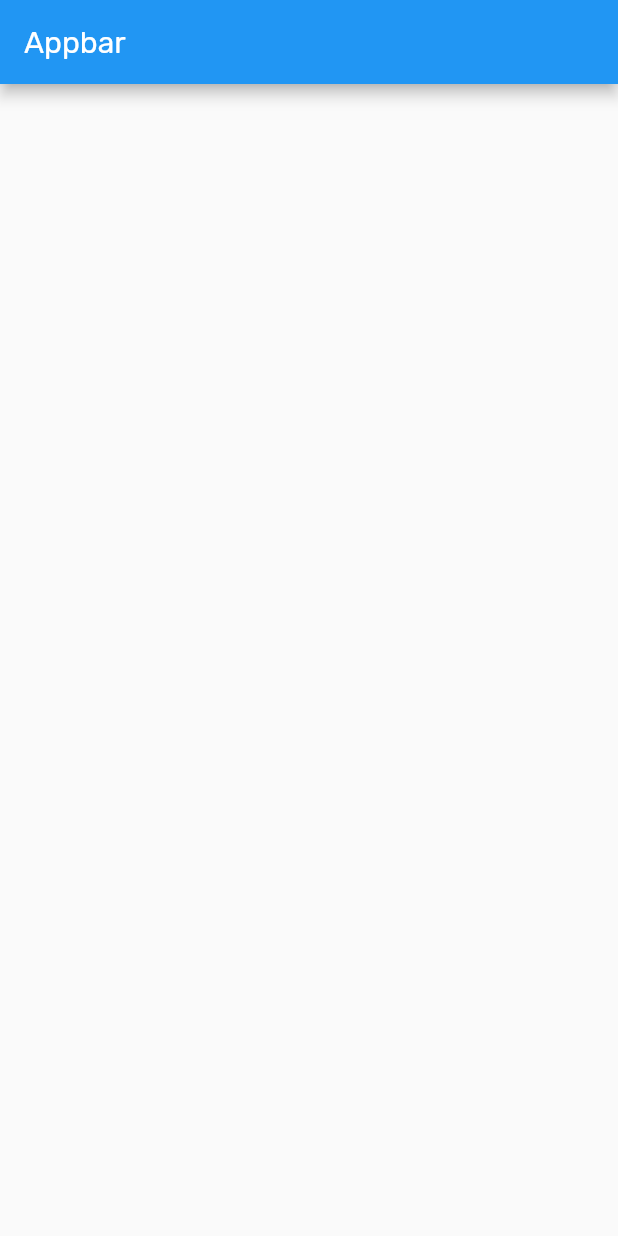
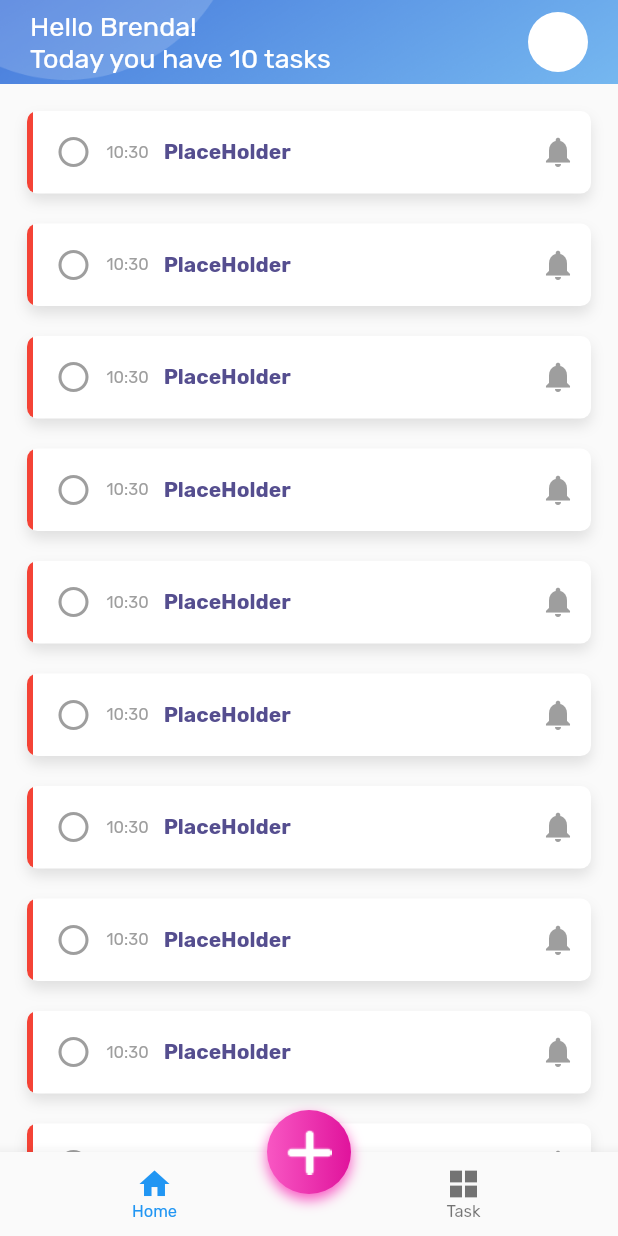
Before and after one commit to alpjamal/todo_app, a Flutter app: the screen it shows after launch, after a tap on "Get Started", on a phone screen of 412 x 824 dp. Run offline on Flutter 3.47's test engine with Material 2 defaults, Android fonts, the phone set to English and light mode, and no system bars; our stand-ins replace equatable, flutter_bloc, shared_preferences.

Commit message:
Added HomeScreen and more

```diff
--- /dev/null
+++ b/lib/data/models/task.dart
@@ -0,0 +1,39 @@
+import 'package:equatable/equatable.dart';
+import 'package:flutter/material.dart';
+
+enum TaskCategory { personal, work, meeting, shopping, party, study }
+
+class Task extends Equatable {
+  final String id;
+  final String title;
+  final TimeOfDay time;
+  final TaskCategory category;
+  final bool isCompleted;
+
+  Task({
+    required this.id,
+    required this.title,
+    required this.time,
+    required this.category,
+    this.isCompleted = false,
+  });
+
+  @override
+  List<Object?> get props => [id, title, time, category, isCompleted];
+
+  Task copyWith(
+    String? id,
+    String? title,
+    TimeOfDay? time,
+    TaskCategory? category,
+    bool? isCompleted,
+  ) {
+    return Task(
+      id: id ?? this.id,
+      title: title ?? this.title,
+      time: time ?? this.time,
+      category: category ?? this.category,
+      isCompleted: isCompleted ?? this.isCompleted,
+    );
+  }
+}
--- /dev/null
+++ b/lib/data/navbar/navbar_cubit.dart
@@ -0,0 +1,19 @@
+import 'package:flutter_bloc/flutter_bloc.dart';
+
+part 'navbar_state.dart';
+
+class NavbarCubit extends Cubit<NavbarState> {
+  NavbarCubit() : super(NavbarInitial());
+
+  int _currIndex = 0;
+
+  bool get isHome => _currIndex == 0;
+
+  int get currIndex => _currIndex;
+
+  changeIndex(int value) {
+    print('--------------------$value--------------------');
+    _currIndex = value;
+    emit(NavbarChanged());
+  }
+}
--- /dev/null
+++ b/lib/data/navbar/navbar_state.dart
@@ -0,0 +1,7 @@
+part of 'navbar_cubit.dart';
+
+abstract class NavbarState {}
+
+class NavbarInitial extends NavbarState {}
+
+class NavbarChanged extends NavbarState {}
--- /dev/null
+++ b/lib/data/tasks/tasks_cubit.dart
@@ -0,0 +1,32 @@
+// ignore_for_file: prefer_final_fields
+
+import 'package:flutter/material.dart';
+import 'package:flutter_bloc/flutter_bloc.dart';
+import 'package:equatable/equatable.dart';
+
+import '../models/task.dart';
+
+part 'tasks_state.dart';
+
+class TasksCubit extends Cubit<TasksState> {
+  TasksCubit() : super(TasksLoading());
+
+  List<Task> _tasks = [
+    ...List.generate(
+      10,
+      (index) => Task(
+        id: DateTime.now().toString(),
+        title: 'PlaceHolder',
+        time: TimeOfDay.now(),
+        category: TaskCategory.shopping,
+      ),
+    ),
+  ];
+
+  int get tasksLength => _tasks.length;
+
+  loadTasks() async {
+    await Future.delayed(Duration(seconds: 1));
+    emit(TasksLoaded(_tasks));
+  }
+}
--- /dev/null
+++ b/lib/data/tasks/tasks_state.dart
@@ -0,0 +1,16 @@
+part of 'tasks_cubit.dart';
+
+abstract class TasksState extends Equatable {}
+
+class TasksLoading extends TasksState {
+  @override
+  List<Object?> get props => [];
+}
+
+class TasksLoaded extends TasksState {
+  final List<Task> tasks;
+  TasksLoaded(this.tasks);
+
+  @override
+  List<Object?> get props => [tasks];
+}
--- a/lib/main.dart
+++ b/lib/main.dart
@@ -1,13 +1,18 @@
 import 'package:flutter/material.dart';
 import 'package:flutter_bloc/flutter_bloc.dart';
 import 'package:shared_preferences/shared_preferences.dart';
-import 'package:todo_app/data/cubit/prefs_cubit.dart';
-import 'package:todo_app/utils/constants.dart';
+import 'package:todo_app/data/tasks/tasks_cubit.dart';
+
+import '/data/navbar/navbar_cubit.dart';
+import '/data/prefs/prefs_cubit.dart';
+import '/utils/constants.dart';
 
 part 'screens/onboarding_screen.dart';
 part 'screens/home_screen.dart';
 part 'utils/theme.dart';
 part 'widgets/gradient_btn.dart';
+part 'widgets/floating_btn.dart';
+part 'widgets/task_card.dart';
 
 void main() async {
   WidgetsFlutterBinding.ensureInitialized();
@@ -18,6 +23,8 @@ void main() async {
     MultiBlocProvider(
       providers: [
         BlocProvider(create: (_) => PrefsCubit()),
+        BlocProvider(create: (_) => NavbarCubit()),
+        BlocProvider(create: (_) => TasksCubit()..loadTasks()),
       ],
       child: MyApp(isInitial),
     ),
--- a/lib/screens/home_screen.dart
+++ b/lib/screens/home_screen.dart
@@ -5,11 +5,84 @@ class HomeScreen extends StatelessWidget {
 
   @override
   Widget build(BuildContext context) {
+    var navBar = BlocProvider.of<NavbarCubit>(context, listen: true);
     return Scaffold(
-      appBar: AppBar(
-        title: Text('Appbar'),
+      appBar: _appBar(context),
+      body: navBar.isHome
+          ? BlocBuilder<TasksCubit, TasksState>(
+              builder: (ctx, state) {
+                if (state is TasksLoaded) {
+                  return state.tasks.isEmpty
+                      ? Container(
+                          padding: EdgeInsets.fromLTRB(0, 200, 0, 240),
+                          alignment: Alignment.center,
+                          child: Column(
+                            mainAxisAlignment: MainAxisAlignment.spaceBetween,
+                            children: [
+                              Image.asset(TodoImage.empty, cacheHeight: 200),
+                              Text('No tasks', style: TodoStyle.entry),
+                            ],
+                          ),
+                        )
+                      : ListView.builder(
+                          padding: const EdgeInsets.fromLTRB(18, 18, 18, 0),
+                          itemCount: state.tasks.length,
+                          itemBuilder: (ctx, index) {
+                            var task = state.tasks[index];
+                            return TaskCard(title: task.title, time: task.time);
+                          },
+                        );
+                }
+                return Center(child: CircularProgressIndicator());
+              },
+            )
+          : Center(child: Text('Task')),
+      bottomNavigationBar: BottomNavigationBar(
+        currentIndex: navBar.currIndex,
+        selectedLabelStyle: TodoStyle.label,
+        unselectedLabelStyle: TodoStyle.label,
+        onTap: (value) => navBar.changeIndex(value),
+        items: [
+          BottomNavigationBarItem(icon: Icon(Icons.home), label: 'Home'),
+          BottomNavigationBarItem(icon: Icon(Icons.window_sharp), label: 'Task'),
+        ],
       ),
-      body: Container(),
+      floatingActionButtonLocation: FloatingActionButtonLocation.centerDocked,
+      floatingActionButton: GradientFloatingBtn(
+        onPressed: () {},
+      ),
+    );
+  }
+
+  _appBar(ctx) {
+    int tasksLength = BlocProvider.of<TasksCubit>(ctx).tasksLength;
+    return AppBar(
+      backgroundColor: Colors.transparent,
+      elevation: 0,
+      titleSpacing: 0,
+      flexibleSpace: Image.asset(TodoImage.appBar, fit: BoxFit.cover),
+      // toolbarHeight: 240,
+      leadingWidth: 0,
+      title: Padding(
+        padding: EdgeInsets.all(20.0),
+        child: Column(
+          children: [
+            Row(
+              mainAxisAlignment: MainAxisAlignment.spaceBetween,
+              children: [
+                Text('Hello Brenda!\nToday you have $tasksLength tasks', style: TodoStyle.appBar),
+                Container(
+                  padding: EdgeInsets.all(20),
+                  decoration: BoxDecoration(
+                    shape: BoxShape.circle,
+                    color: Colors.white,
+                  ),
+                )
+              ],
+            )
+          ],
+        ),
+      ),
     );
   }
 }
--- a/lib/screens/onboarding_screen.dart
+++ b/lib/screens/onboarding_screen.dart
@@ -13,7 +13,7 @@ class OnboardingScreen extends StatelessWidget {
           crossAxisAlignment: CrossAxisAlignment.center,
           children: [
             SizedBox(width: double.infinity),
-            Image.asset(TodoImage.onboarding, cacheHeight: 220),
+            Image.asset(TodoImage.onboarding, cacheHeight: 200),
             const Text('Reminders made simple', style: TodoStyle.entry),
             Padding(
               padding: const EdgeInsets.symmetric(horizontal: 70),
--- a/lib/utils/constants.dart
+++ b/lib/utils/constants.dart
@@ -16,12 +16,25 @@ class TodoColor {
   static const Color study = Color(0xFF3044F2);
   static const Color shopping = Color(0xFFF29130);
   static const Color party = Color(0xFF09ACCE);
+  static const Color fltLight = Color(0xFFF857C3);
+  static const Color fltDark = Color(0xFFE0139C);
 }
 
 class TodoStyle {
   static const TextStyle entry = TextStyle(fontSize: 22, color: TodoColor.purple, fontWeight: FontWeight.w600);
   static const TextStyle btn = TextStyle(fontSize: 15);
+  static const TextStyle label = TextStyle(fontSize: 11);
+  static const TextStyle appBar = TextStyle(fontSize: 18);
+  static const TextStyle taskCard = TextStyle(fontSize: 14, color: TodoColor.purple, fontWeight: FontWeight.bold);
+  static const TextStyle cardTime = TextStyle(fontSize: 11, color: Colors.grey);
 }
+
 class TodoImage {
   static const String onboarding = 'assets/images/onboarding.png';
+  static const String empty = 'assets/images/no_tasks.png';
+  static const String appBar = 'assets/images/Frame.png';
 }
+
+class TodoIcon {
+  static const String add = 'assets/icons/add.png';
+}
--- /dev/null
+++ b/lib/widgets/floating_btn.dart
@@ -0,0 +1,26 @@
+part of '/main.dart';
+
+class GradientFloatingBtn extends StatelessWidget {
+  const GradientFloatingBtn({required this.onPressed, this.icon, super.key});
+  final Function() onPressed;
+  final Icon? icon;
+
+  @override
+  Widget build(BuildContext context) {
+    return DecoratedBox(
+      decoration: BoxDecoration(
+        gradient: LinearGradient(colors: [TodoColor.fltLight, TodoColor.fltDark]),
+        shape: BoxShape.circle,
+        boxShadow: [
+          BoxShadow(color: TodoColor.fltLight, blurRadius: 7, offset: Offset(0, 4)),
+        ],
+      ),
+      child: FloatingActionButton(
+        backgroundColor: Colors.transparent,
+        elevation: 0,
+        onPressed: onPressed,
+        child: icon ?? Image.asset(TodoIcon.add, cacheHeight: 30),
+      ),
+    );
+  }
+}
--- /dev/null
+++ b/lib/widgets/task_card.dart
@@ -0,0 +1,44 @@
+part of '/main.dart';
+
+class TaskCard extends StatelessWidget {
+  const TaskCard({super.key, required this.title, required this.time});
+  final String title;
+  final TimeOfDay time;
+
+  @override
+  Widget build(BuildContext context) {
+    return Column(
+      children: [
+        Container(
+          height: 55,
+          width: double.infinity,
+          decoration: BoxDecoration(
+            color: Colors.white,
+            borderRadius: BorderRadius.circular(7),
+            boxShadow: [
+              BoxShadow(color: Colors.grey.shade300, offset: Offset(0, 5), blurRadius: 7),
+            ],
+          ),
+          child: ClipRRect(
+            borderRadius: BorderRadius.circular(7),
+            child: Row(
+              children: [
+                Container(height: double.infinity, width: 4, color: Colors.red),
+                SizedBox(width: 15),
+                Icon(3 == 3 ? Icons.circle_outlined : Icons.circle, color: Colors.grey),
+                SizedBox(width: 10),
+                Text('${time.hour}:${time.minute}', style: TodoStyle.cardTime),
+                SizedBox(width: 10),
+                Text(title, style: TodoStyle.taskCard),
+                Spacer(),
+                Icon(Icons.notifications, color: Colors.grey),
+                SizedBox(width: 10),
+              ],
+            ),
+          ),
+        ),
+        SizedBox(height: 20),
+      ],
+    );
+  }
+}
```
Also changed, not shown: assets/icons/add.png (added), lib/data/prefs/prefs_cubit.dart (renamed from lib/data/cubit/prefs_cubit.dart), lib/data/prefs/prefs_state.dart (renamed from lib/data/cubit/prefs_state.dart), 1 other file.
